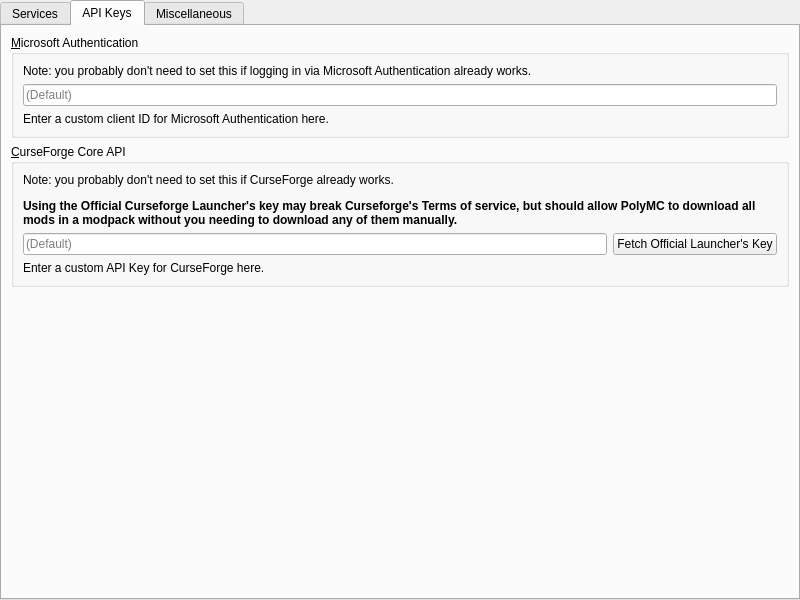
First picture: the form in launcher/ui/pages/global/APIPage.ui, repository yungDoom/PolyMC-Offline, before the edit.
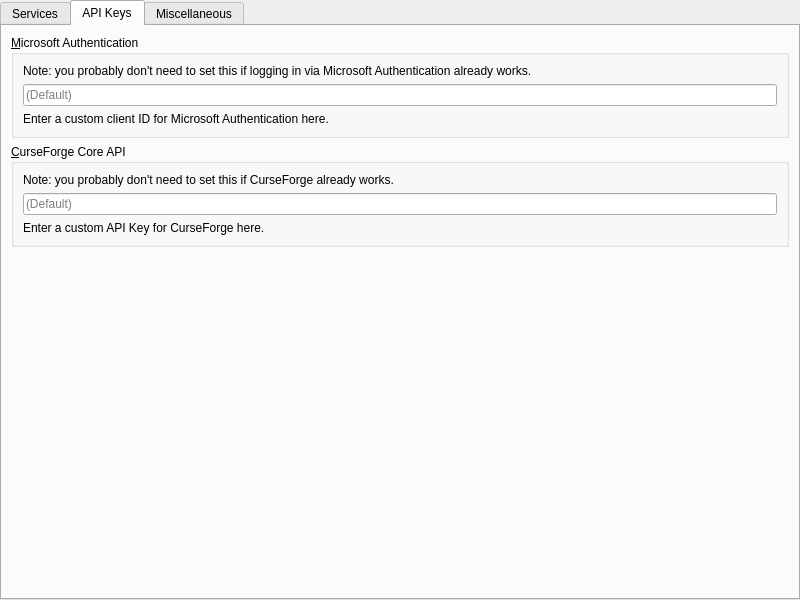
Second picture: the form after the edit. The open tabs and pages were chosen to show the change.

The edit to the form file:
```diff
--- a/launcher/ui/pages/global/APIPage.ui
+++ b/launcher/ui/pages/global/APIPage.ui
@@ -204,6 +204,13 @@
           <string>&amp;CurseForge Core API</string>
          </property>
          <layout class="QGridLayout" name="gridLayout">
+          <item row="0" column="0">
+           <widget class="QLabel" name="label_8">
+            <property name="text">
+             <string>Note: you probably don't need to set this if CurseForge already works.</string>
+            </property>
+           </widget>
+          </item>
           <item row="2" column="0">
            <widget class="QLabel" name="label_7">
             <property name="text">
@@ -230,29 +237,6 @@
             </property>
            </widget>
           </item>
-          <item row="1" column="1">
-           <widget class="QPushButton" name="fetchKeyButton">
-            <property name="text">
-             <string>Fetch Official Launcher's Key</string>
-            </property>
-           </widget>
-          </item>
-          <item row="0" column="0" colspan="2">
-           <widget class="QLabel" name="label_8">
-            <property name="sizePolicy">
-             <sizepolicy hsizetype="Preferred" vsizetype="Preferred">
-              <horstretch>0</horstretch>
-              <verstretch>0</verstretch>
-             </sizepolicy>
-            </property>
-            <property name="text">
-             <string>&lt;html&gt;&lt;head/&gt;&lt;body&gt;&lt;p&gt;Note: you probably don't need to set this if CurseForge already works.&lt;/p&gt;&lt;p&gt;&lt;span style=&quot; font-weight:700;&quot;&gt;Using the Official Curseforge Launcher's key may break Curseforge's Terms of service, but should allow PolyMC to download all mods in a modpack without you needing to download any of them manually.&lt;/span&gt;&lt;/p&gt;&lt;/body&gt;&lt;/html&gt;</string>
-            </property>
-            <property name="wordWrap">
-             <bool>true</bool>
-            </property>
-           </widget>
-          </item>
          </layout>
         </widget>
        </item>
```
